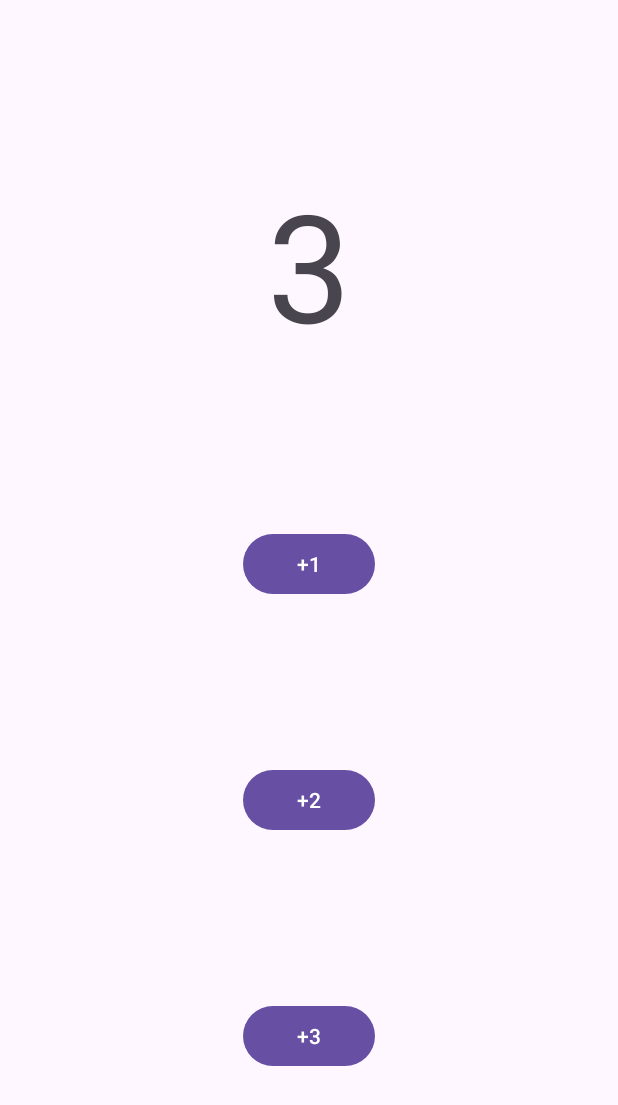
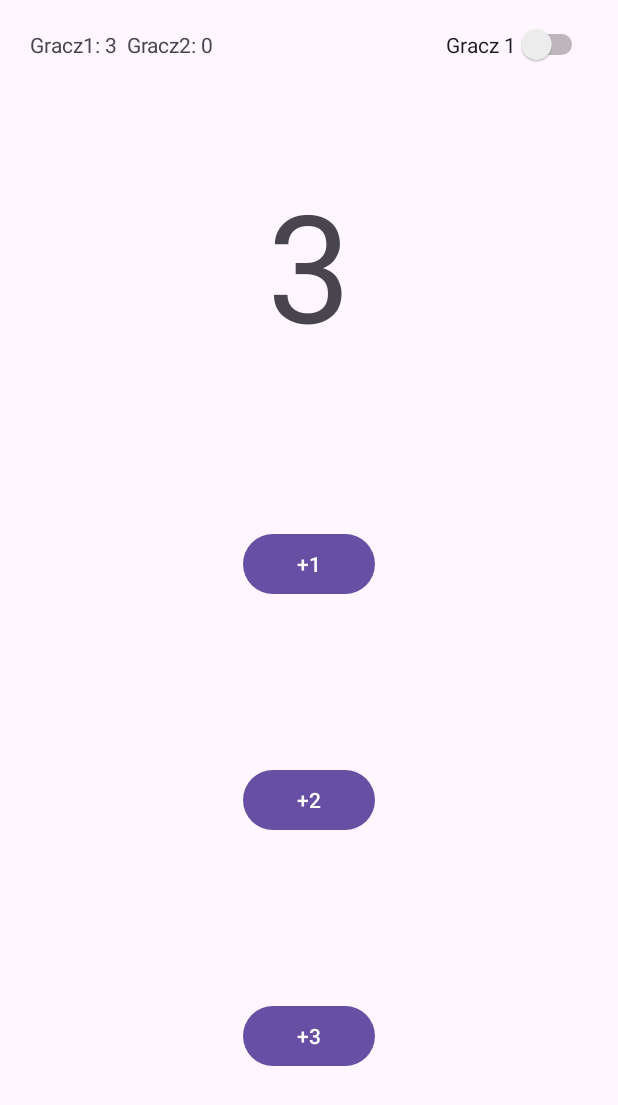
Before and after one commit to f4Mythical/lek9_koszykowka, an Android app: the screen it shows after launch (MainActivity), after a tap on "+2", on a phone screen of 412 x 824 dp. Shown: the top 1105 px of the screen. Run offline under Robolectric (Android 15) with nearby library versions, the phone set to English and light mode, and no system bars; 1 other tap on this screen came first.

Commit message:
dziala wszystko

```diff
--- a/app/src/main/java/com/example/koszykowka/MainActivity.java
+++ b/app/src/main/java/com/example/koszykowka/MainActivity.java
@@ -2,6 +2,7 @@ package com.example.koszykowka;
 
 import android.os.Bundle;
 import android.view.View;
+import android.widget.CompoundButton;
 
 import androidx.activity.EdgeToEdge;
 import androidx.appcompat.app.AppCompatActivity;
@@ -15,8 +16,9 @@ import com.example.koszykowka.databinding.ActivityMainBinding;
 
 public class MainActivity extends AppCompatActivity {
 
-    private ActivityMainBinding binding; // klasa z bindowaymi widokami dla pliku activity main xml jest activitymain binding
-    PunktyViewModel punktyViewModel ;
+    private ActivityMainBinding binding;
+    PunktyViewModel punktyViewModel;
+
     @Override
     protected void onCreate(Bundle savedInstanceState) {
         super.onCreate(savedInstanceState);
@@ -26,44 +28,143 @@ public class MainActivity extends AppCompatActivity {
             Insets systemBars = insets.getInsets(WindowInsetsCompat.Type.systemBars());
             v.setPadding(systemBars.left, systemBars.top, systemBars.right, systemBars.bottom);
             return insets;
+        });
 
-        });
         binding = ActivityMainBinding.inflate(getLayoutInflater());
         View view = binding.getRoot();
         setContentView(view);
-        punktyViewModel = new ViewModelProvider(this)
-                .get(PunktyViewModel.class);
-        // korzystne by zapisywac pliki przy obracaniu
-      punktyViewModel.getPunkty().observe(this,
-              new Observer<Integer>() {
+
+        punktyViewModel = new ViewModelProvider(this).get(PunktyViewModel.class);
+
+        punktyViewModel.getPunktyGracz1().observe(this, new Observer<Integer>() {
             @Override
-                  public void onChanged(Integer integer) {
-                      binding.textViewLicznik.setText(""+integer);
+            public void onChanged(Integer value) {
+                Integer v = value;
+                if (v == null) {
+                    v = 0;
                 }
+                if (!binding.switchGracze.isChecked()) {
+                    binding.textViewLicznik.setText(String.valueOf(v));
                 }
-      );
-        binding.buttonPlus1.setOnClickListener(
-                new View.OnClickListener() {
-                    @Override
-                    public void onClick(View view) {
-                        punktyViewModel.addPunkty(1);
+                int p1 = v;
+                Integer tmp2 = punktyViewModel.getPunktyGracz2().getValue();
+                int p2;
+                if (tmp2 == null) {
+                    p2 = 0;
+                } else {
+                    p2 = tmp2;
                 }
-                });
-                binding.buttonPlus2.setOnClickListener(
-                        new View.OnClickListener() {
-                            @Override
-                            public void onClick(View view) {
-punktyViewModel.addPunkty(2);
-                            }
-                        });
-        binding.buttonPlus3.setOnClickListener(
-                new View.OnClickListener() {
-                    @Override
-                    public void onClick(View view) {
-punktyViewModel.addPunkty(3);
+                binding.textViewWynik.setText("Gracz1: " + p1 + "  Gracz2: " + p2);
             }
         });
 
+        punktyViewModel.getPunktyGracz2().observe(this, new Observer<Integer>() {
+            @Override
+            public void onChanged(Integer value) {
+                Integer v = value;
+                if (v == null) {
+                    v = 0;
+                }
+                if (binding.switchGracze.isChecked()) {
+                    binding.textViewLicznik.setText(String.valueOf(v));
+                }
+                int p2 = v;
+                Integer tmp1 = punktyViewModel.getPunktyGracz1().getValue();
+                int p1;
+                if (tmp1 == null) {
+                    p1 = 0;
+                } else {
+                    p1 = tmp1;
+                }
+                binding.textViewWynik.setText("Gracz1: " + p1 + "  Gracz2: " + p2);
+            }
+        });
 
+        binding.buttonPlus1.setOnClickListener(new View.OnClickListener() {
+            @Override
+            public void onClick(View v) {
+                if (binding.switchGracze.isChecked()) {
+                    punktyViewModel.addPunktyGracza(2, 1);
+                } else {
+                    punktyViewModel.addPunktyGracza(1, 1);
                 }
             }
+        });
+
+        binding.buttonPlus2.setOnClickListener(new View.OnClickListener() {
+            @Override
+            public void onClick(View v) {
+                if (binding.switchGracze.isChecked()) {
+                    punktyViewModel.addPunktyGracza(2, 2);
+                } else {
+                    punktyViewModel.addPunktyGracza(1, 2);
+                }
+            }
+        });
+
+        binding.buttonPlus3.setOnClickListener(new View.OnClickListener() {
+            @Override
+            public void onClick(View v) {
+                if (binding.switchGracze.isChecked()) {
+                    punktyViewModel.addPunktyGracza(2, 3);
+                } else {
+                    punktyViewModel.addPunktyGracza(1, 3);
+                }
+            }
+        });
+
+        binding.switchGracze.setOnCheckedChangeListener(new CompoundButton.OnCheckedChangeListener() {
+            @Override
+            public void onCheckedChanged(CompoundButton buttonView, boolean isChecked) {
+                if (isChecked) {
+                    binding.switchGracze.setText("Gracz 2");
+                } else {
+                    binding.switchGracze.setText("Gracz 1");
+                }
+                Integer val;
+                if (isChecked) {
+                    val = punktyViewModel.getPunktyGracz2().getValue();
+                } else {
+                    val = punktyViewModel.getPunktyGracz1().getValue();
+                }
+                if (val == null) {
+                    val = 0;
+                }
+                binding.textViewLicznik.setText(String.valueOf(val));
+                Integer tmp1 = punktyViewModel.getPunktyGracz1().getValue();
+                int p1;
+                if (tmp1 == null) {
+                    p1 = 0;
+                } else {
+                    p1 = tmp1;
+                }
+                Integer tmp2 = punktyViewModel.getPunktyGracz2().getValue();
+                int p2;
+                if (tmp2 == null) {
+                    p2 = 0;
+                } else {
+                    p2 = tmp2;
+                }
+                binding.textViewWynik.setText("Gracz1: " + p1 + "  Gracz2: " + p2);
+            }
+        });
+
+        binding.switchGracze.setChecked(false);
+
+        Integer tmp1 = punktyViewModel.getPunktyGracz1().getValue();
+        int p1;
+        if (tmp1 == null) {
+            p1 = 0;
+        } else {
+            p1 = tmp1;
+        }
+        Integer tmp2 = punktyViewModel.getPunktyGracz2().getValue();
+        int p2;
+        if (tmp2 == null) {
+            p2 = 0;
+        } else {
+            p2 = tmp2;
+        }
+        binding.textViewWynik.setText("Gracz1: " + p1 + "  Gracz2: " + p2);
+    }
+}
--- a/app/src/main/java/com/example/koszykowka/PunktyViewModel.java
+++ b/app/src/main/java/com/example/koszykowka/PunktyViewModel.java
@@ -3,34 +3,41 @@ package com.example.koszykowka;
 import androidx.lifecycle.MutableLiveData;
 import androidx.lifecycle.ViewModel;
 
-import java.util.Random;
+public class PunktyViewModel extends ViewModel {
+    private MutableLiveData<Integer> punktyGracz1;
+    private MutableLiveData<Integer> punktyGracz2;
 
-public class PunktyViewModel extends ViewModel {
-    private MutableLiveData<Integer>punkty;
-
-    public MutableLiveData<Integer> getPunkty() {
-        if (punkty == null){
-            punkty = new MutableLiveData<>();
-            punkty.setValue(0);
-
+    public MutableLiveData<Integer> getPunktyGracz1() {
+        if (punktyGracz1 == null) {
+            punktyGracz1 = new MutableLiveData<>();
+            punktyGracz1.setValue(0);
         }
-        return punkty;
+        return punktyGracz1;
     }
 
-    public void setPunkty(MutableLiveData<Integer> punkty) {
-        if (punkty == null){
-            punkty = new MutableLiveData<>();
+    public MutableLiveData<Integer> getPunktyGracz2() {
+        if (punktyGracz2 == null) {
+            punktyGracz2 = new MutableLiveData<>();
+            punktyGracz2.setValue(0);
         }
-        this.punkty = punkty;
+        return punktyGracz2;
     }
 
-    public void addPunkty(int p){
-        if(punkty== null){
-            punkty = new MutableLiveData<>();
-        punkty.setValue(0);
+    public void addPunktyGracza(int gracz, int p) {
+        if (gracz == 1) {
+            MutableLiveData<Integer> ld = getPunktyGracz1();
+            Integer curr = ld.getValue();
+            if (curr == null) {
+                curr = 0;
+            }
+            ld.setValue(curr + p);
+        } else {
+            MutableLiveData<Integer> ld = getPunktyGracz2();
+            Integer curr = ld.getValue();
+            if (curr == null) {
+                curr = 0;
+            }
+            ld.setValue(curr + p);
         }
-        int aktualnePunkty =punkty.getValue();
-        punkty.setValue(aktualnePunkty+p);
-
     }
 }
--- a/app/src/main/res/layout-land/activity_main.xml
+++ b/app/src/main/res/layout-land/activity_main.xml
@@ -27,31 +27,39 @@
         app:layout_constraintBottom_toTopOf="@id/textViewLicznik"
         app:layout_constraintEnd_toEndOf="parent"
         app:layout_constraintStart_toStartOf="parent"
-        app:layout_constraintTop_toBottomOf="@id/buttonPlus1" />
+        app:layout_constraintTop_toTopOf="parent" />
 
     <Button
         android:id="@+id/buttonPlus2"
         android:layout_width="wrap_content"
         android:layout_height="wrap_content"
         android:text="+2"
-        tools:layout_editor_absoluteX="35dp"
-        tools:layout_editor_absoluteY="79dp"
-        app:layout_constraintStart_toStartOf="@id/buttonPlus1"
-        app:layout_constraintTop_toBottomOf="@id/buttonPlus1"
         app:layout_constraintBottom_toTopOf="@id/buttonPlus3"
-        />
+        app:layout_constraintStart_toStartOf="@+id/buttonPlus1"
+        app:layout_constraintTop_toBottomOf="@id/buttonPlus1" />
 
     <Button
         android:id="@+id/buttonPlus3"
         android:layout_width="wrap_content"
         android:layout_height="wrap_content"
         android:text="+3"
-        tools:layout_editor_absoluteX="16dp"
-        tools:layout_editor_absoluteY="151dp"
-        app:layout_constraintStart_toStartOf="@id/buttonPlus1"
-        app:layout_constraintTop_toBottomOf="@id/buttonPlus2"
         app:layout_constraintBottom_toBottomOf="parent"
+        app:layout_constraintEnd_toEndOf="parent"
+        app:layout_constraintHorizontal_bias="0.0"
 
-        />
+        app:layout_constraintStart_toStartOf="@+id/buttonPlus2"
+        app:layout_constraintTop_toBottomOf="@id/buttonPlus2" />
+
+    <Switch
+        android:id="@+id/switch1"
+        android:layout_width="wrap_content"
+        android:layout_height="wrap_content"
+        android:text="Switch"
+        app:layout_constraintBottom_toBottomOf="parent"
+        app:layout_constraintEnd_toEndOf="parent"
+        app:layout_constraintHorizontal_bias="0.931"
+        app:layout_constraintStart_toEndOf="@id/buttonPlus1"
+        app:layout_constraintTop_toTopOf="parent"
+        app:layout_constraintVertical_bias="0.088" />
 
 </androidx.constraintlayout.widget.ConstraintLayout>
--- a/app/src/main/res/layout/activity_main.xml
+++ b/app/src/main/res/layout/activity_main.xml
@@ -58,4 +58,23 @@
 
         />
 
+    <Switch
+        android:id="@+id/switchGracze"
+        android:layout_width="wrap_content"
+        android:layout_height="wrap_content"
+        android:text="Gracz 1"
+        app:layout_constraintEnd_toEndOf="parent"
+        android:padding="20dp"
+        />
+
+    <TextView
+        android:id="@+id/textViewWynik"
+        android:layout_width="wrap_content"
+        android:layout_height="wrap_content"
+        android:text="Gracz 1"
+        app:layout_constraintStart_toStartOf="parent"
+        tools:layout_editor_absoluteY="6dp"
+        android:padding="20dp"
+        />
+
 </androidx.constraintlayout.widget.ConstraintLayout>
```
Lines whose indentation alone changed are shown as unchanged.
